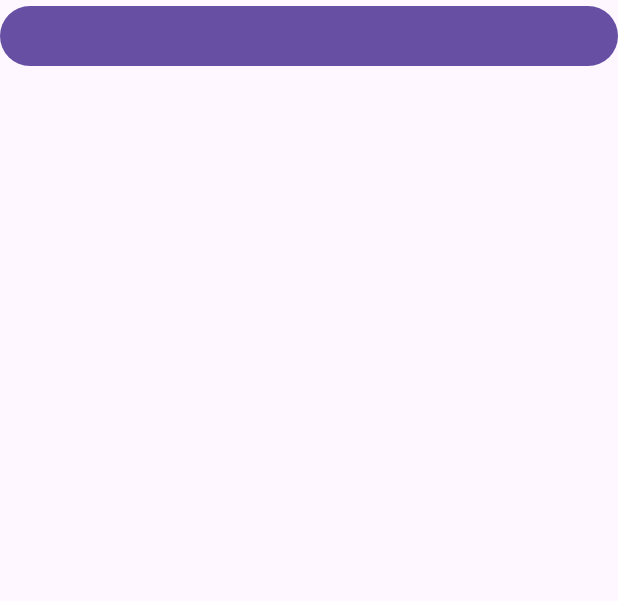
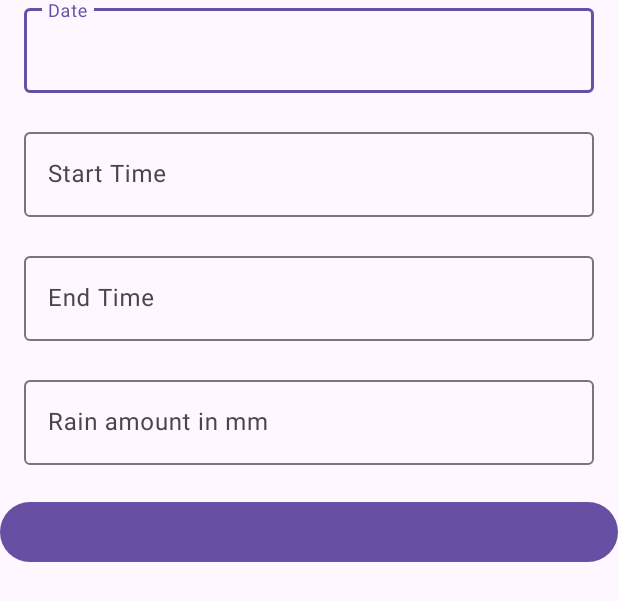
Before and after one commit to corne-ac/Rainfall, an Android app: the layout fragment_capture.xml on its own in the app's theme, with its tools: preview values and no code run, on a phone screen of 412 x 824 dp. Shown: the top 601 px of the screen. Run offline under Robolectric (Android 15) with nearby library versions, the phone set to English and light mode, and no system bars.

Commit message:
Form stuff

```diff
--- /dev/null
+++ b/app/src/main/java/com/corne/rainfall/ui/components/TextInput.kt
@@ -0,0 +1,58 @@
+package com.corne.rainfall.ui.components
+
+import android.content.Context
+import android.util.AttributeSet
+import android.view.LayoutInflater
+import com.corne.rainfall.R
+import com.corne.rainfall.databinding.ComponentTextInputBinding
+import com.google.android.material.textfield.TextInputLayout
+
+
+open class TextInput : TextInputLayout {
+    lateinit var binding: ComponentTextInputBinding
+
+    constructor(context: Context, attrs: AttributeSet? = null, defStyleAttr: Int = 0) : super(
+        context, attrs, defStyleAttr
+    ) {
+        initControl(context, attrs)
+    }
+
+    constructor(context: Context) : this(context, null, 0)
+    constructor(context: Context, attrs: AttributeSet) : this(context, attrs, 0)
+
+    private fun initControl(context: Context, attrs: AttributeSet?) {
+        val inflater = LayoutInflater.from(context)
+        // Inflate and bind to the route if parent is not null.
+        binding = ComponentTextInputBinding.inflate(inflater, this)
+        val attributes = context.obtainStyledAttributes(attrs, R.styleable.TextInput)
+        attributes.getString(R.styleable.TextInput_hint)?.let { binding.valueInputLayout.hint = it }
+        attributes.getResourceId(R.styleable.TextInput_icon, 0)
+            .let(binding.valueInputLayout::setStartIconDrawable)
+        attributes.getDimension(R.styleable.TextInput_compHeight, 0f)
+            .let { binding.value.minimumHeight = it.toInt() }
+
+        attributes.getBoolean(R.styleable.TextInput_large, false)
+            .let {
+                if (it) {
+                    //<flag name="textMultiLine" value="0x00020001" />
+                    binding.value.inputType = 0x00020001
+                }
+            }
+
+        attributes.recycle()
+    }
+
+    public fun getText(): String {
+        return binding.value.text.toString()
+    }
+
+    private fun setText(text: String) {
+        binding.value.setText(text)
+    }
+
+    private fun setError(error: String) {
+
+    }
+
+
+}
--- a/app/src/main/java/com/corne/rainfall/utils/NetworkResult.kt
+++ b/app/src/main/java/com/corne/rainfall/utils/NetworkResult.kt
@@ -2,7 +2,7 @@ package com.corne.rainfall.utils
 
 open class NetworkResult<T> {
     data class Success<T>(val data: T) : NetworkResult<T>()
-    data class Error<T>(val message: String) : NetworkResult<T>()
+    data class Error<T>(val message: Int) : NetworkResult<T>()
 
     inline fun onSuccess(block: (T) -> Unit): NetworkResult<T> = apply {
         if (this is Success) {
@@ -10,7 +10,7 @@ open class NetworkResult<T> {
         }
     }
 
-    inline fun onError(block: (String) -> Unit): NetworkResult<T> = apply {
+    inline fun onError(block: (Int) -> Unit): NetworkResult<T> = apply {
         if (this is Error) {
             block(message)
         }
@@ -18,7 +18,7 @@ open class NetworkResult<T> {
 
     companion object {
         fun <T> success(data: T) = Success(data)
-        fun <T> error(message: String) = Error<T>(message)
+        fun <T> error(message: Int) = Error<T>(message)
     }
 
 
--- /dev/null
+++ b/app/src/main/res/layout/component_text_input.xml
@@ -0,0 +1,21 @@
+<?xml version="1.0" encoding="utf-8"?>
+
+<!-- custom_text_input_field.xml -->
+<merge xmlns:android="http://schemas.android.com/apk/res/android"
+    xmlns:app="http://schemas.android.com/apk/res-auto">
+
+    <com.google.android.material.textfield.TextInputLayout
+        android:id="@+id/value_input_layout"
+        android:layout_width="match_parent"
+        android:layout_height="wrap_content"
+        android:layout_marginHorizontal="16dp"
+        app:errorEnabled="true"
+        app:startIconTint="@color/light_blue_400">
+
+        <com.google.android.material.textfield.TextInputEditText
+            android:id="@+id/value"
+            android:layout_width="match_parent"
+            android:layout_height="wrap_content"
+            android:inputType="text" />
+    </com.google.android.material.textfield.TextInputLayout>
+</merge>
--- a/app/src/main/res/layout/fragment_capture.xml
+++ b/app/src/main/res/layout/fragment_capture.xml
@@ -1,6 +1,7 @@
 <?xml version="1.0" encoding="utf-8"?>
 
 <ScrollView xmlns:android="http://schemas.android.com/apk/res/android"
+    xmlns:app="http://schemas.android.com/apk/res-auto"
     xmlns:tools="http://schemas.android.com/tools"
     android:layout_width="match_parent"
     android:layout_height="match_parent"
@@ -13,6 +14,29 @@
         android:orientation="vertical">
 
         <!--Text fields-->
+        <com.corne.rainfall.ui.components.TextInput
+            android:id="@+id/date_input"
+            android:layout_width="match_parent"
+            android:layout_height="wrap_content"
+            app:hint="Date" />
+
+        <com.corne.rainfall.ui.components.TextInput
+            android:id="@+id/end_time_input"
+            android:layout_width="match_parent"
+            android:layout_height="wrap_content"
+            app:hint="Start Time" />
+
+        <com.corne.rainfall.ui.components.TextInput
+            android:id="@+id/start_time_input"
+            android:layout_width="match_parent"
+            android:layout_height="wrap_content"
+            app:hint="End Time" />
+
+        <com.corne.rainfall.ui.components.TextInput
+            android:id="@+id/rain_mm_input"
+            android:layout_width="match_parent"
+            android:layout_height="wrap_content"
+            app:hint="Rain amount in mm" />
 
         <com.google.android.material.button.MaterialButton
             android:id="@+id/save_btn"
```
Also changed, not shown: app/src/main/java/com/corne/rainfall/ui/base/BaseFragment.kt (+8 -11 lines), app/src/main/java/com/corne/rainfall/ui/rain/CaptureFragment.kt (+16 -3 lines), app/src/main/java/com/corne/rainfall/ui/rain/CaptureState.kt (+10 -2 lines), app/src/main/java/com/corne/rainfall/ui/rain/CaptureViewModel.kt (+36 -9 lines), app/src/main/res/values/attrs.xml (added, +10 -0 lines), 1 other file.
